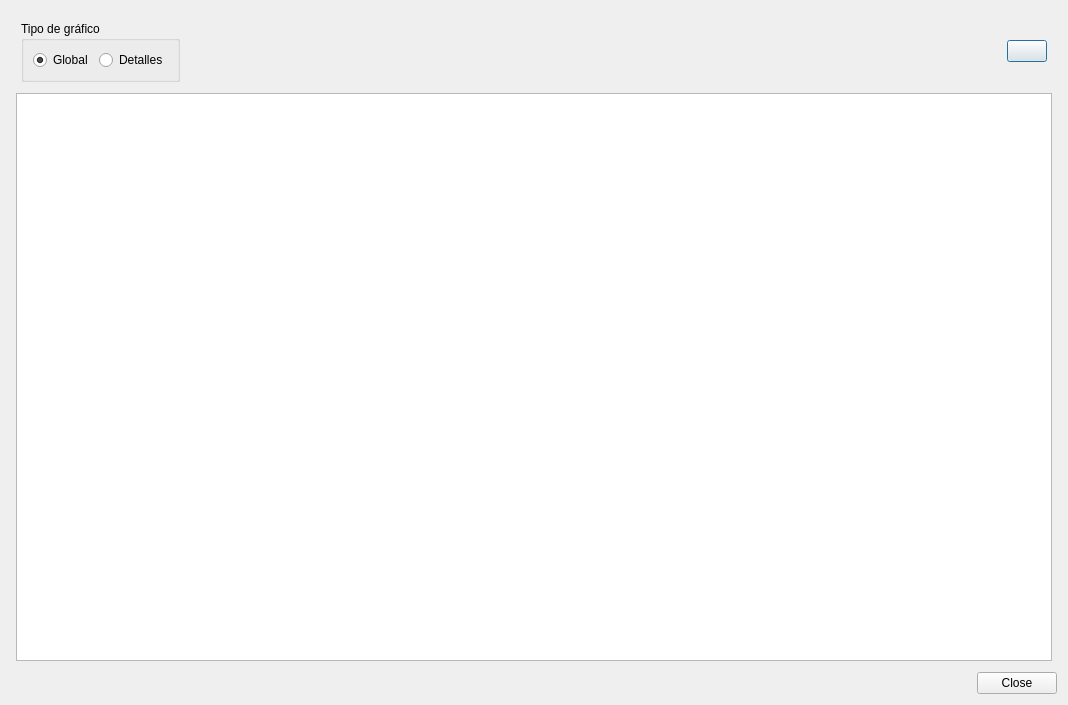
Qt form src/dlg-show-embalses-graphic.ui (federicomartinlara1976/VerEmbalses) before a commit.
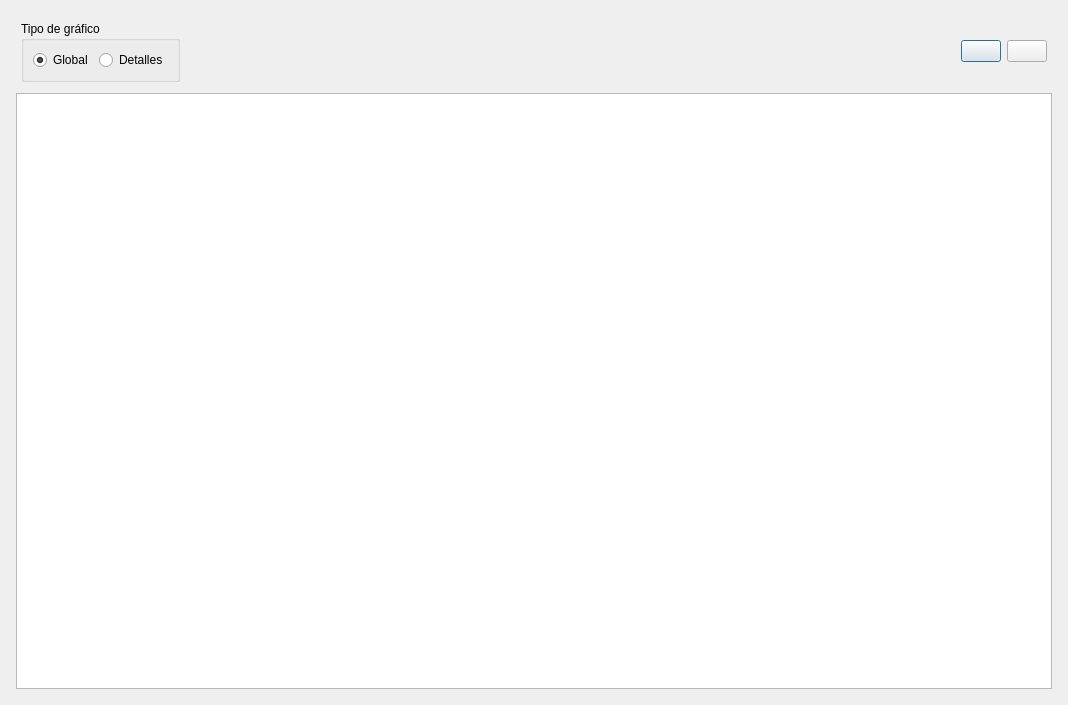
The same form after that commit. Icons and pictures are not drawn.

The edit to the form file:
```diff
--- a/src/dlg-show-embalses-graphic.ui
+++ b/src/dlg-show-embalses-graphic.ui
@@ -90,7 +90,21 @@
           <string/>
          </property>
          <property name="icon">
-          <iconset theme="printer"/>
+          <iconset theme="printer">
+           <normaloff>.</normaloff>.</iconset>
+         </property>
+        </widget>
+       </item>
+       <item>
+        <widget class="QPushButton" name="btnClose">
+         <property name="toolTip">
+          <string>Cerrar</string>
+         </property>
+         <property name="text">
+          <string/>
+         </property>
+         <property name="icon">
+          <iconset theme="window-close"/>
          </property>
         </widget>
        </item>
@@ -101,16 +115,6 @@
      </item>
     </layout>
    </item>
-   <item>
-    <widget class="QDialogButtonBox" name="buttonBox">
-     <property name="orientation">
-      <enum>Qt::Horizontal</enum>
-     </property>
-     <property name="standardButtons">
-      <set>QDialogButtonBox::Close</set>
-     </property>
-    </widget>
-   </item>
   </layout>
  </widget>
  <resources/>
```
Left out of the diff: 35 changed lines with no effect on the pictures.
